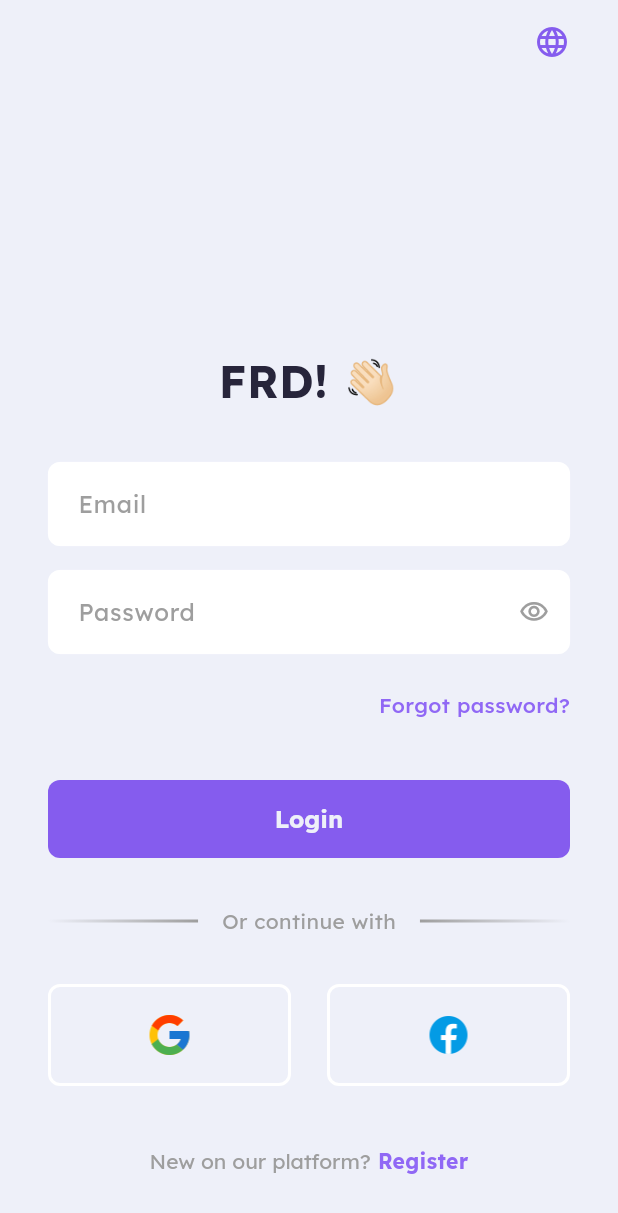
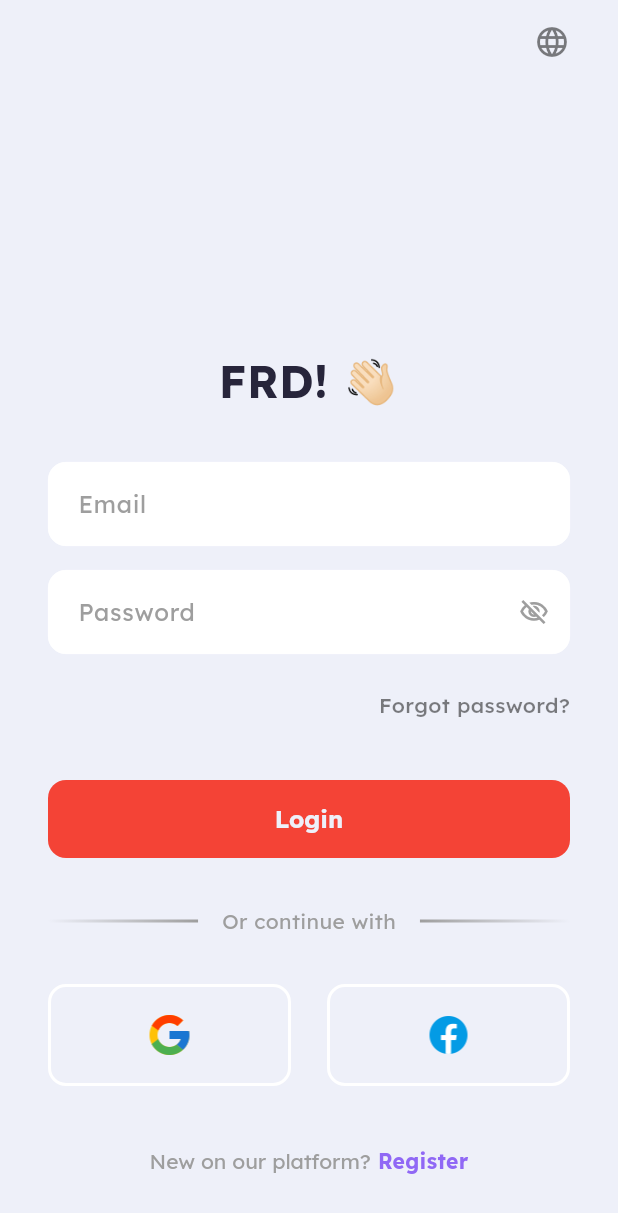
Before and after one commit to huyenph/FRD, a Flutter app: the screen it shows after launch, on a phone screen of 412 x 824 dp. Shown: the top 1213 px of the screen. Run offline on Flutter 3.47's test engine with Material 2 defaults, Android fonts, the light colour scheme and no system bars; our stand-ins replace chewie, dio, equatable, firebase_auth, firebase_core, firebase_messaging and 11 more; missing offline and left inert: flutter_facebook_auth; accounts and stored records are empty.

Commit message:
Update login screen

```diff
--- a/lib/core/styles/app_size.dart
+++ b/lib/core/styles/app_size.dart
@@ -1,5 +1,5 @@
 class AppSize {
-  static const borderRadiusField = 8.0;
+  static const borderRadiusField = 12.0;
   static const borderRadiusForm = 12.0;
   static const fieldSpacingS = 10.0;
   static const fieldSpacingM = 15.0;
--- a/lib/core/theme/app_theme.dart
+++ b/lib/core/theme/app_theme.dart
@@ -63,27 +63,39 @@ class AppTheme {
         fillColor: AppColors.cardLightColor,
         enabledBorder: OutlineInputBorder(
           borderSide: BorderSide(color: AppColors.cardLightColor, width: 0.5),
-          borderRadius: BorderRadius.all(Radius.circular(8.0)),
+          borderRadius: BorderRadius.all(Radius.circular(
+            AppSize.borderRadiusField,
+          )),
         ),
         disabledBorder: OutlineInputBorder(
           borderSide: BorderSide(color: AppColors.cardLightColor, width: 0.5),
-          borderRadius: BorderRadius.all(Radius.circular(8.0)),
+          borderRadius: BorderRadius.all(Radius.circular(
+            AppSize.borderRadiusField,
+          )),
         ),
         border: OutlineInputBorder(
           borderSide: BorderSide(color: AppColors.cardLightColor, width: 0.5),
-          borderRadius: BorderRadius.all(Radius.circular(8.0)),
+          borderRadius: BorderRadius.all(Radius.circular(
+            AppSize.borderRadiusField,
+          )),
         ),
         focusedBorder: OutlineInputBorder(
           borderSide: BorderSide(color: AppColors.cardLightColor, width: 1.2),
-          borderRadius: BorderRadius.all(Radius.circular(8.0)),
+          borderRadius: BorderRadius.all(Radius.circular(
+            AppSize.borderRadiusField,
+          )),
         ),
         errorBorder: OutlineInputBorder(
           borderSide: BorderSide(color: Colors.red, width: 0.5),
-          borderRadius: BorderRadius.all(Radius.circular(8.0)),
+          borderRadius: BorderRadius.all(Radius.circular(
+            AppSize.borderRadiusField,
+          )),
         ),
         focusedErrorBorder: OutlineInputBorder(
           borderSide: BorderSide(color: Colors.red, width: 1.2),
-          borderRadius: BorderRadius.all(Radius.circular(8.0)),
+          borderRadius: BorderRadius.all(Radius.circular(
+            AppSize.borderRadiusField,
+          )),
         ),
       ),
       checkboxTheme: CheckboxThemeData(
--- a/lib/l10n/intl_en.arb
+++ b/lib/l10n/intl_en.arb
@@ -1,12 +1,12 @@
 {
-  "welcome_to": "FRD! 👋🏻",
+  "welcomeTo": "FRD! 👋🏻",
   "email": "Email",
   "password": "Password",
   "username": "Username",
   "login": "Login",
   "register": "Register",
-  "forgot_password": "Forgot password?",
-  "new_on_platform": "New on our platform?",
+  "forgotPassword": "Forgot password?",
+  "newOnPlatform": "New on our platform?",
   "orContinueWith": "Or continue with",
   "adventure_start_here": "Adventure starts here 🚀",
   "register_title": "Make your app management easy and fun!",
--- a/lib/l10n/intl_vi.arb
+++ b/lib/l10n/intl_vi.arb
@@ -1,12 +1,12 @@
 {
-  "welcome_to": "FRD! 👋🏻",
+  "welcomeTo": "FRD! 👋🏻",
   "email": "Email",
   "password": "Mật khẩu",
   "username": "Tên tài khoản",
   "login": "Đăng nhập",
   "register": "Đăng ký",
-  "forgot_password": "Quên mật khẩu?",
-  "new_on_platform": "Bạn chưa có tài khoản?",
+  "forgotPassword": "Quên mật khẩu?",
+  "newOnPlatform": "Bạn chưa có tài khoản?",
   "orContinueWith": "Hoặc đăng nhập với",
   "adventure_start_here": "Cuộc phiêu lưu bắt đầu từ đây 🚀",
   "register_title": "Giúp quản lý ứng dụng của bạn dễ dàng và thú vị!",
--- a/lib/modules/auth/presentation/screens/login_screen.dart
+++ b/lib/modules/auth/presentation/screens/login_screen.dart
@@ -1,6 +1,5 @@
 import 'dart:io';
 
-import 'package:flutter/cupertino.dart';
 import 'package:flutter/material.dart';
 import 'package:flutter_bloc/flutter_bloc.dart';
 import 'package:frd/core/constants.dart';
@@ -51,7 +50,7 @@ class _LoginScreenState extends BaseWidgetState<LoginScreen> {
                 crossAxisAlignment: CrossAxisAlignment.center,
                 children: [
                   FrdText(
-                    S.of(context).welcome_to,
+                    S.of(context).welcomeTo,
                     color: AppColors.bgDarkColor,
                     fontWeight: FontWeight.bold,
                     fontSize: 30.0,
@@ -77,14 +76,18 @@ class _LoginScreenState extends BaseWidgetState<LoginScreen> {
                   ),
                   const SizedBox(height: AppSize.edgeSpacing),
                   GestureDetector(
-                    onTap: (() {}),
+                    onTap: (() {
+                      print('pressed');
+                    }),
                     child: Padding(
-                      padding: const EdgeInsets.symmetric(vertical: 8.0),
+                      padding: const EdgeInsets.symmetric(
+                        vertical: AppSize.edgeSpacing / 2,
+                      ),
                       child: Align(
                         alignment: AlignmentDirectional.centerEnd,
                         child: FrdText(
-                          S.of(context).forgot_password,
-                          color: AppColors.primaryTextColor,
+                          S.of(context).forgotPassword,
+                          color: AppColors.textColor.withOpacity(0.5),
                           fontWeight: FontWeight.w500,
                         ),
                       ),
@@ -95,6 +98,7 @@ class _LoginScreenState extends BaseWidgetState<LoginScreen> {
                     onPressed: () {},
                     labelColor: AppColors.bgLightColor,
                     label: S.of(context).login,
+                    backgroundColor: Colors.red,
                   ),
                   const SizedBox(height: AppSize.edgeSpacing * 2),
                   Row(
@@ -108,11 +112,9 @@ class _LoginScreenState extends BaseWidgetState<LoginScreen> {
                         ),
                       ),
                       const SizedBox(width: AppSize.edgeSpacing),
-                      Text(
+                      FrdText(
                         S.of(context).orContinueWith,
-                        style: const TextStyle(
-                          color: AppColors.dividerColor,
-                        ),
+                        color: AppColors.dividerColor,
                       ),
                       const SizedBox(width: AppSize.edgeSpacing),
                       Expanded(
@@ -156,7 +158,7 @@ class _LoginScreenState extends BaseWidgetState<LoginScreen> {
                   const SizedBox(height: AppSize.edgeSpacing * 2),
                   RichText(
                     text: TextSpan(
-                      text: S.of(context).new_on_platform,
+                      text: S.of(context).newOnPlatform,
                       style: const TextStyle(
                         color: AppColors.dividerColor,
                         fontFamily: 'lexend',
@@ -195,13 +197,13 @@ class _LoginScreenState extends BaseWidgetState<LoginScreen> {
         actions: [
           GestureDetector(
             onTap: () {},
-            child: const Padding(
-              padding: EdgeInsets.symmetric(
+            child: Padding(
+              padding: const EdgeInsets.symmetric(
                 horizontal: AppSize.edgeSpacing * 2,
               ),
               child: Icon(
                 Icons.language_outlined,
-                color: AppColors.primaryColor,
+                color: AppColors.textColor.withOpacity(0.5),
               ),
             ),
           )
--- a/lib/modules/auth/presentation/views/signin_form.dart
+++ b/lib/modules/auth/presentation/views/signin_form.dart
@@ -37,7 +37,7 @@ class SigninForm extends StatelessWidget {
               crossAxisAlignment: CrossAxisAlignment.center,
               children: [
                 FrdText(
-                  S.of(context).welcome_to,
+                  S.of(context).welcomeTo,
                   color: AppColors.bgDarkColor,
                   fontWeight: FontWeight.bold,
                   fontSize: 30.0,
@@ -70,7 +70,7 @@ class SigninForm extends StatelessWidget {
                     child: Align(
                       alignment: AlignmentDirectional.centerEnd,
                       child: Text(
-                        S.of(context).forgot_password,
+                        S.of(context).forgotPassword,
                         style: const TextStyle(
                           color: AppColors.primaryTextColor,
                           fontWeight: FontWeight.bold,
@@ -155,7 +155,7 @@ class SigninForm extends StatelessWidget {
   Widget _buildSignupSection(BuildContext context) => Center(
         child: RichText(
           text: TextSpan(
-            text: S.of(context).new_on_platform,
+            text: S.of(context).newOnPlatform,
             style: const TextStyle(color: AppColors.textColor),
             children: [
               WidgetSpan(
--- a/lib/presentation/components/frd_text_field.dart
+++ b/lib/presentation/components/frd_text_field.dart
@@ -116,8 +116,8 @@ class _FrdTextFieldState extends State<FrdTextField> {
     if (widget.isVisiblePassword) {
       return Icon(
         _isVisiblePass
-            ? Icons.visibility_outlined
-            : Icons.visibility_off_outlined,
+            ? Icons.visibility_off_outlined
+            : Icons.visibility_outlined,
         color: Colors.grey,
         size: 20.0,
       );
```
Also changed, not shown: lib/generated/intl/messages_en.dart, lib/generated/intl/messages_vi.dart, lib/generated/l10n.dart.
